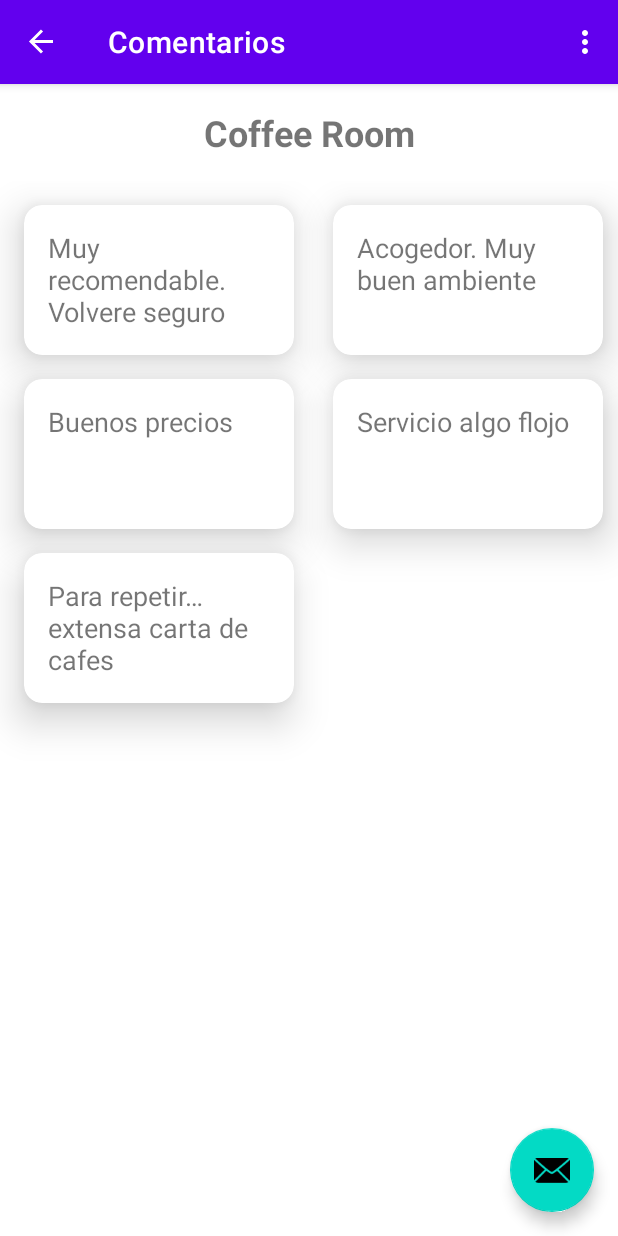
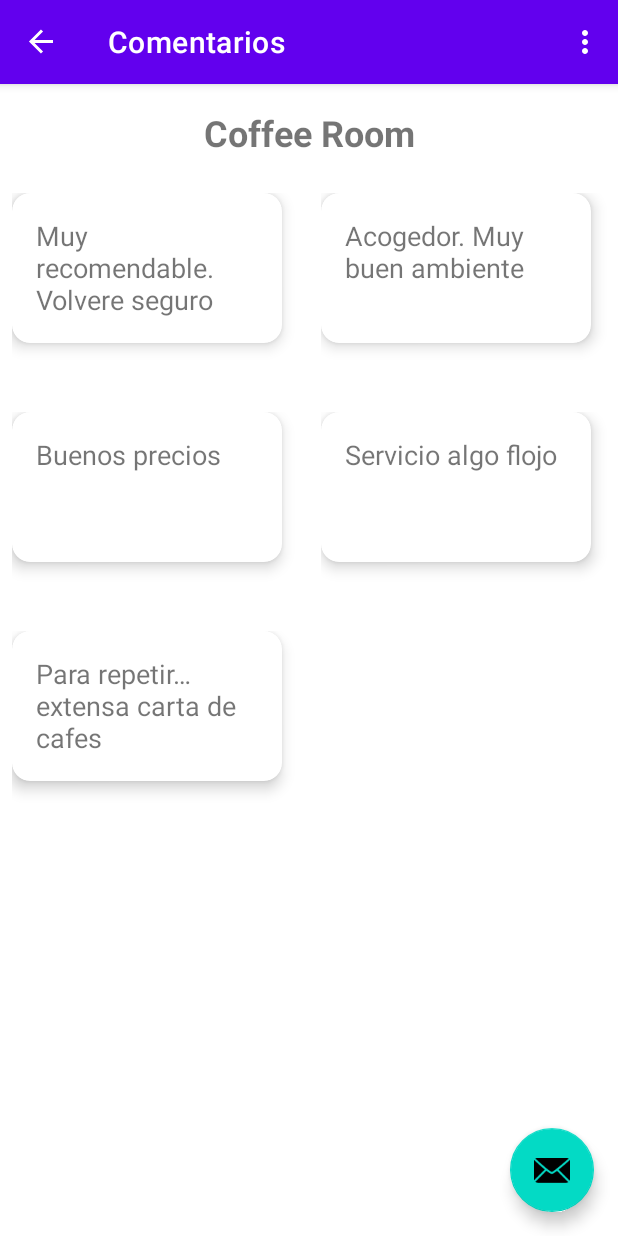
Before and after one commit to Cherry708/DI_Tema6_Ejercicio2_CoffeShops_fragmentTransition, an Android app: the screen it shows after launch (MainActivity), after a tap on "Coffee Room", on a phone screen of 412 x 824 dp. Run offline under Robolectric (Android 15) with nearby library versions, the phone set to English and light mode, and no system bars; our stand-ins replace navigation-ui.

```diff
--- a/app/src/main/java/com/example/di_practica3_ejercicio1_tema3/FirstFragment.kt
+++ b/app/src/main/java/com/example/di_practica3_ejercicio1_tema3/FirstFragment.kt
@@ -1,11 +1,17 @@
 package com.example.di_practica3_ejercicio1_tema3
 
+import android.content.Intent
 import android.os.Bundle
 import androidx.fragment.app.Fragment
 import android.view.LayoutInflater
 import android.view.View
 import android.view.ViewGroup
+import android.widget.ImageView
+import android.widget.TextView
+import androidx.core.app.ActivityOptionsCompat
 import androidx.core.os.bundleOf
+import androidx.core.util.Pair
+import androidx.navigation.fragment.FragmentNavigatorExtras
 import androidx.navigation.fragment.findNavController
 import androidx.recyclerview.widget.LinearLayoutManager
 import androidx.recyclerview.widget.RecyclerView
@@ -68,8 +74,12 @@ class FirstFragment : Fragment() {
             BundleOf define una clave y un valor, en el segundo framento usaremos la clave
             para obtener el valor y asignarno a tvNombreTienda
             */
+
+            val tvTituloAnim: TextView = it.findViewById(R.id.tvTitulo)
+            val extras = FragmentNavigatorExtras(tvTituloAnim to "tituloTransition")
+
             val bundle = bundleOf("tvNombreTienda" to resources.getString(itemSeleccionado.titulo))
-            findNavController().navigate(R.id.action_FirstFragment_to_SecondFragment, bundle)
+            findNavController().navigate(R.id.action_FirstFragment_to_SecondFragment, bundle, null, extras)
         }
 
         return binding.root
--- a/app/src/main/java/com/example/di_practica3_ejercicio1_tema3/SecondFragment.kt
+++ b/app/src/main/java/com/example/di_practica3_ejercicio1_tema3/SecondFragment.kt
@@ -6,12 +6,10 @@ import android.view.LayoutInflater
 import android.view.View
 import android.view.ViewGroup
 import android.widget.TextView
-import androidx.navigation.fragment.findNavController
 import androidx.recyclerview.widget.GridLayoutManager
-import androidx.recyclerview.widget.LinearLayoutManager
 import androidx.recyclerview.widget.RecyclerView
-import com.example.di_practica2_ejercicio4_tema3.ShopItem
-import com.example.di_practica2_ejercicio4_tema3.ShopItemAdapter
+import androidx.transition.Transition
+import androidx.transition.TransitionInflater
 import com.example.di_practica3_ejercicio1_tema3.databinding.FragmentSecondBinding
 
 /**
@@ -41,6 +39,10 @@ class SecondFragment : Fragment() {
         _binding = FragmentSecondBinding.inflate(inflater, container, false)
         return binding.root
         */
+        val slide: Transition = TransitionInflater.from(activity).inflateTransition(R.transition.slide)
+        sharedElementEnterTransition = slide
+        sharedElementReturnTransition = slide
+
         return inflater.inflate(R.layout.fragment_second, container, false)
     }
 
@@ -67,7 +69,11 @@ class SecondFragment : Fragment() {
         recView.adapter = adaptador
         recView.layoutManager = GridLayoutManager(context, 2)
 
-        adaptador.onClick = {}
+
+
+        adaptador.onClick = {
+
+        }
     }
 
     override fun onDestroyView() {
--- a/app/src/main/res/layout/comment_item.xml
+++ b/app/src/main/res/layout/comment_item.xml
@@ -1,17 +1,26 @@
 <?xml version="1.0" encoding="utf-8"?>
-<androidx.cardview.widget.CardView xmlns:android="http://schemas.android.com/apk/res/android"
+<androidx.constraintlayout.motion.widget.MotionLayout xmlns:android="http://schemas.android.com/apk/res/android"
     xmlns:app="http://schemas.android.com/apk/res-auto"
 
     xmlns:tools="http://schemas.android.com/tools"
+    android:layout_width="234dp"
+    android:layout_height="130dp"
+    android:layout_margin="8dp"
+    app:layoutDescription="@xml/comment_item_scene">
+
+    <androidx.cardview.widget.CardView
+
         android:id="@+id/cvComment"
         android:layout_width="180dp"
         android:layout_height="100dp"
+        android:layout_marginStart="16dp"
         android:layout_marginTop="16dp"
-    android:layout_marginStart="16dp"
+        android:layout_marginBottom="14dp"
         app:cardCornerRadius="12dp"
-    app:cardElevation="16dp"
-    tools:layout_editor_absoluteX="16dp"
-    tools:layout_editor_absoluteY="16dp">
+        app:cardElevation="12dp"
+        app:layout_constraintBottom_toBottomOf="parent"
+        app:layout_constraintStart_toStartOf="parent"
+        app:layout_constraintTop_toTopOf="parent">
 
 
         <TextView
@@ -22,3 +31,4 @@
             android:textSize="18sp" />
 
     </androidx.cardview.widget.CardView>
+</androidx.constraintlayout.motion.widget.MotionLayout>
--- a/app/src/main/res/layout/fragment_second.xml
+++ b/app/src/main/res/layout/fragment_second.xml
@@ -16,7 +16,8 @@
         android:gravity="center"
         android:text="TextView"
         android:textSize="24sp"
-        android:textStyle="bold" />
+        android:textStyle="bold"
+        android:transitionName="tituloTransition"/>
 
     <androidx.recyclerview.widget.RecyclerView
         android:id="@+id/rvComentarios"
--- a/app/src/main/res/layout/shop_item.xml
+++ b/app/src/main/res/layout/shop_item.xml
@@ -31,7 +31,8 @@
             android:layout_marginStart="16dp"
             android:layout_marginTop="32dp"
             android:textSize="34sp"
-            android:textStyle="bold" />
+            android:textStyle="bold"
+            android:transitionName="tituloTransition"/>
 
         <LinearLayout
             android:layout_width="match_parent"
--- a/app/src/main/res/navigation/nav_graph.xml
+++ b/app/src/main/res/navigation/nav_graph.xml
@@ -17,7 +17,9 @@
 
         <action
             android:id="@+id/action_FirstFragment_to_SecondFragment"
-            app:destination="@id/SecondFragment" />
+            app:destination="@id/SecondFragment"
+            app:enterAnim="@android:anim/slide_in_left"
+            app:exitAnim="@android:anim/slide_out_right" />
     </fragment>
     <fragment
         android:id="@+id/SecondFragment"
@@ -27,6 +29,8 @@
 
         <action
             android:id="@+id/action_SecondFragment_to_FirstFragment"
-            app:destination="@id/FirstFragment" />
+            app:destination="@id/FirstFragment"
+            app:enterAnim="@android:anim/slide_in_left"
+            app:exitAnim="@android:anim/slide_out_right" />
     </fragment>
 </navigation>
--- /dev/null
+++ b/app/src/main/res/transition/change_bounds.xml
@@ -0,0 +1,5 @@
+<?xml version="1.0" encoding="utf-8"?>
+
+<transitionSet xmlns:android="http://schemas.android.com/apk/res/android">
+    <changeBounds/>
+</transitionSet>
--- /dev/null
+++ b/app/src/main/res/transition/slide.xml
@@ -0,0 +1,5 @@
+<?xml version="1.0" encoding="utf-8"?>
+
+<slide xmlns:android="http://schemas.android.com/apk/res/android"
+    android:duration="200"
+    android:slideEdge="right"/>
--- /dev/null
+++ b/app/src/main/res/xml/comment_item_scene.xml
@@ -0,0 +1,45 @@
+<?xml version="1.0" encoding="utf-8"?>
+<MotionScene xmlns:android="http://schemas.android.com/apk/res/android"
+    xmlns:motion="http://schemas.android.com/apk/res-auto">
+
+    <Transition
+        motion:constraintSetEnd="@+id/end"
+        motion:constraintSetStart="@id/start"
+        motion:duration="1000">
+        <KeyFrameSet>
+            <KeyAttribute
+                android:scaleX="1.2"
+                android:scaleY="1.2"
+                motion:framePosition="50"/>
+        </KeyFrameSet>
+        <OnClick motion:targetId="@id/cvComment" />
+    </Transition>
+
+    <ConstraintSet android:id="@+id/start">
+        <Constraint
+            android:id="@+id/cvComment"
+            android:layout_width="180dp"
+            android:layout_height="100dp"
+            android:layout_marginStart="16dp"
+            android:layout_marginTop="16dp"
+            motion:layout_editor_absoluteX="16dp"
+            motion:layout_editor_absoluteY="16dp"
+            android:elevation="6dp">
+
+        </Constraint>
+    </ConstraintSet>
+
+    <ConstraintSet android:id="@+id/end">
+        <Constraint
+            android:id="@+id/cvComment"
+            android:layout_width="180dp"
+            android:layout_height="100dp"
+            android:layout_marginStart="16dp"
+            android:layout_marginTop="16dp"
+            motion:layout_editor_absoluteX="16dp"
+            motion:layout_editor_absoluteY="16dp"
+            android:elevation="24dp">
+
+        </Constraint>
+    </ConstraintSet>
+</MotionScene>
```
Lines whose indentation alone changed are shown as unchanged.
